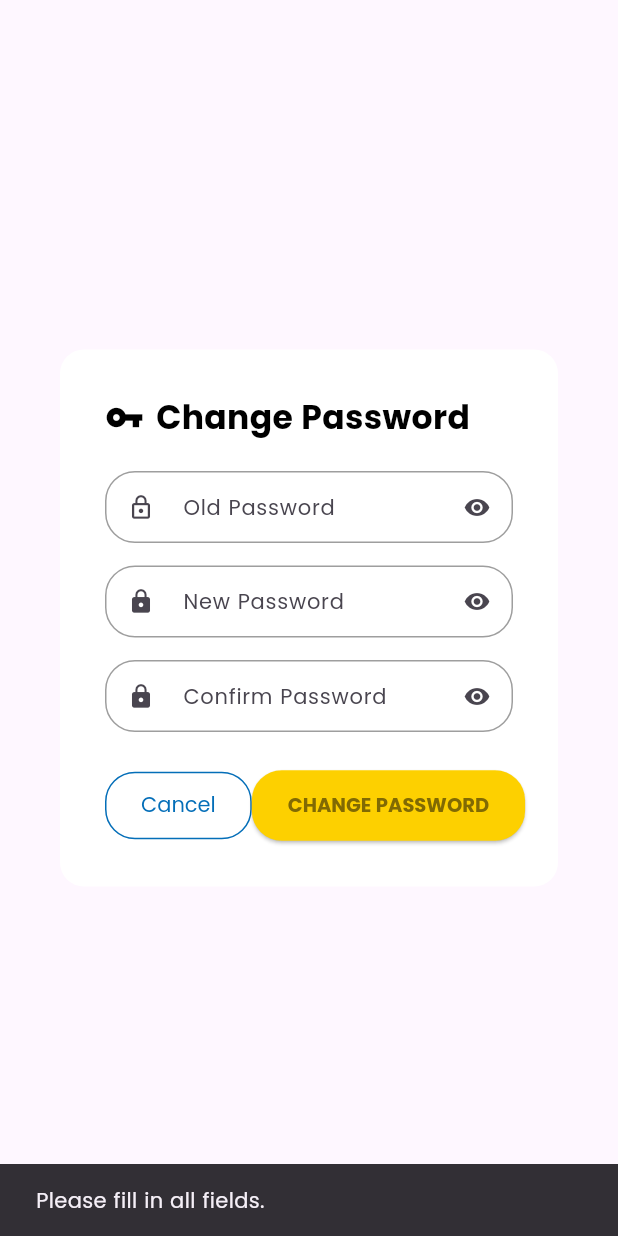
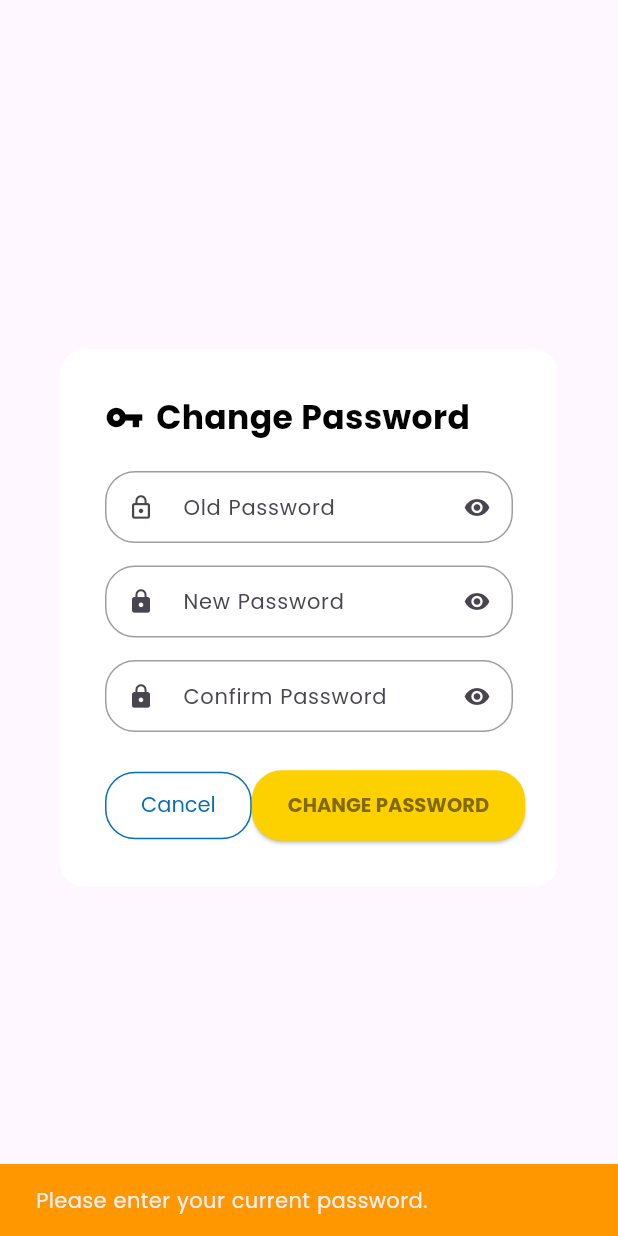
Before and after one commit to APC-SoCIT/APC_2025_2026_T1_MI232_G06-DOST-STARBOOKS-Whiz-Challenge-, a Flutter app: the ChangePasswordDialog widget shown alone on an empty page, opened directly with empty values, after a tap on "CHANGE PASSWORD", on a phone screen of 412 x 824 dp. Run offline on Flutter 3.47's test engine with Material 3 defaults, Android fonts, the phone set to English and light mode, and no system bars; accounts and stored records are empty; network calls fail.

Commit message:
Fixed change password json error (for my end)

```diff
--- a/lib/change_password.dart
+++ b/lib/change_password.dart
@@ -3,7 +3,8 @@ import 'package:http/http.dart' as http;
 import 'dart:convert';
 
 class ChangePasswordDialog extends StatefulWidget {
-  final String userId; // required
+  final String userId;
+
   const ChangePasswordDialog({super.key, required this.userId});
 
   @override
@@ -13,12 +14,23 @@ class ChangePasswordDialog extends StatefulWidget {
 class _ChangePasswordDialogState extends State<ChangePasswordDialog> {
   final TextEditingController oldPasswordController = TextEditingController();
   final TextEditingController newPasswordController = TextEditingController();
-  final TextEditingController confirmPasswordController = TextEditingController();
+  final TextEditingController confirmPasswordController =
+      TextEditingController();
 
   bool showOld = false;
   bool showNew = false;
   bool showConfirm = false;
   bool saving = false;
+
+  final String baseUrl = "http://127.0.0.1:8000";
+
+  @override
+  void dispose() {
+    oldPasswordController.dispose();
+    newPasswordController.dispose();
+    confirmPasswordController.dispose();
+    super.dispose();
+  }
 
   InputDecoration _inputDecoration(String hint, {IconData? icon}) {
     return InputDecoration(
@@ -39,77 +51,25 @@ class _ChangePasswordDialogState extends State<ChangePasswordDialog> {
     );
   }
 
-  Future<void> updatePassword() async {
-    if (newPasswordController.text.isEmpty ||
-        oldPasswordController.text.isEmpty ||
-        confirmPasswordController.text.isEmpty) {
-      ScaffoldMessenger.of(context).showSnackBar(
-        const SnackBar(content: Text("Please fill in all fields.")),
-      );
-      return;
-    }
-
-    if (newPasswordController.text != confirmPasswordController.text) {
-      ScaffoldMessenger.of(context).showSnackBar(
-        const SnackBar(content: Text("Passwords do not match.")),
-      );
-      return;
-    }
-
-    setState(() => saving = true);
-
-    // Store safe references before async call
-    final navigator = Navigator.of(context);
-    final messenger = ScaffoldMessenger.of(context);
-
-    try {
-      final url = Uri.parse("http://127.0.0.1:8000/api/change-password"); // adjust if needed
-
-      final response = await http.post(
-        url,
-        headers: {"Content-Type": "application/json"},
-        body: jsonEncode({
-          "user_id": widget.userId,
-          "old_password": oldPasswordController.text,
-          "new_password": newPasswordController.text,
-        }),
-      );
-
-      if (!mounted) return;
-
-      if (response.statusCode == 200) {
-        navigator.pop(); // close the change password dialog
-        await _showSuccessDialog(); // show success popup
-      } else {
-        final message = jsonDecode(response.body)['message'] ?? "Error occurred.";
-        messenger.showSnackBar(
-          SnackBar(content: Text(message)),
-        );
-      }
-    } catch (e) {
-      if (!mounted) return;
-      messenger.showSnackBar(SnackBar(content: Text("Error: $e")));
-    } finally {
-      if (mounted) setState(() => saving = false);
-    }
-  }
-
   Future<void> _showSuccessDialog() async {
     await showDialog(
       context: context,
+      barrierDismissible: false,
       builder: (BuildContext context) {
         return Dialog(
           backgroundColor: Colors.white,
-          shape: RoundedRectangleBorder(borderRadius: BorderRadius.circular(20)),
+          shape: RoundedRectangleBorder(
+            borderRadius: BorderRadius.circular(20),
+          ),
           child: Container(
             width: 350,
             padding: const EdgeInsets.all(25),
             child: Column(
               mainAxisSize: MainAxisSize.min,
               children: [
-                // ✅ Success image (you can replace with your asset image)
+                // Success image
                 Image.asset(
-                  'assets/images-logo/bird1.png',
+                  'assets/images-logo/success.png',
                   width: 160,
                   height: 160,
                   fit: BoxFit.contain,
@@ -139,7 +99,10 @@ class _ChangePasswordDialogState extends State<ChangePasswordDialog> {
                   style: ElevatedButton.styleFrom(
                     backgroundColor: const Color(0xFFFDD000),
                     foregroundColor: const Color(0xFF816A03),
-                    padding: const EdgeInsets.symmetric(horizontal: 32, vertical: 12),
+                    padding: const EdgeInsets.symmetric(
+                      horizontal: 32,
+                      vertical: 12,
+                    ),
                     shape: RoundedRectangleBorder(
                       borderRadius: BorderRadius.circular(20),
                     ),
@@ -158,6 +121,105 @@ class _ChangePasswordDialogState extends State<ChangePasswordDialog> {
         );
       },
     );
+  }
+
+  Future<void> updatePassword() async {
+    final oldPassword = oldPasswordController.text.trim();
+    final newPassword = newPasswordController.text;
+    final confirmPassword = confirmPasswordController.text;
+
+    // Validation
+    if (oldPassword.isEmpty) {
+      ScaffoldMessenger.of(context).showSnackBar(
+        const SnackBar(
+          content: Text("Please enter your current password."),
+          backgroundColor: Colors.orange,
+        ),
+      );
+      return;
+    }
+
+    if (newPassword.isEmpty) {
+      ScaffoldMessenger.of(context).showSnackBar(
+        const SnackBar(
+          content: Text("Please enter a new password."),
+          backgroundColor: Colors.orange,
+        ),
+      );
+      return;
+    }
+
+    if (newPassword != confirmPassword) {
+      ScaffoldMessenger.of(context).showSnackBar(
+        const SnackBar(
+          content: Text("Passwords do not match."),
+          backgroundColor: Colors.red,
+        ),
+      );
+      return;
+    }
+
+    if (newPassword.length < 6) {
+      ScaffoldMessenger.of(context).showSnackBar(
+        const SnackBar(
+          content: Text("New password must be at least 6 characters."),
+          backgroundColor: Colors.orange,
+        ),
+      );
+      return;
+    }
+
+    setState(() => saving = true);
+
+    try {
+      final response = await http.put(
+        Uri.parse('$baseUrl/api/user/change-password/${widget.userId}'),
+        headers: {'Content-Type': 'application/json'},
+        body: jsonEncode({
+          'old_password': oldPassword,
+          'new_password': newPassword,
+          'new_password_confirmation': confirmPassword,
+        }),
+      );
+
+      if (!mounted) return;
+
+      if (response.statusCode == 200) {
+        final data = jsonDecode(response.body);
+        if (data['success'] == true ||
+            data['message'] == 'Password updated successfully') {
+          // Close the change password dialog
+          Navigator.pop(context);
+          // Show success dialog
+          await _showSuccessDialog();
+        } else {
+          ScaffoldMessenger.of(context).showSnackBar(
+            SnackBar(
+              content: Text(data['message'] ?? "Failed to update password."),
+              backgroundColor: Colors.red,
+            ),
+          );
+        }
+      } else {
+        final data = jsonDecode(response.body);
+        ScaffoldMessenger.of(context).showSnackBar(
+          SnackBar(
+            content: Text(
+              data['message'] ?? "Error updating password. Please try again.",
+            ),
+            backgroundColor: Colors.red,
+          ),
+        );
+      }
+    } catch (e) {
+      if (mounted) {
+        ScaffoldMessenger.of(context).showSnackBar(
+          SnackBar(content: Text('Error: $e'), backgroundColor: Colors.red),
+        );
+      }
+    } finally {
+      if (mounted) setState(() => saving = false);
+    }
   }
 
   @override
@@ -194,9 +256,15 @@ class _ChangePasswordDialogState extends State<ChangePasswordDialog> {
             TextField(
               controller: oldPasswordController,
               obscureText: !showOld,
-              decoration: _inputDecoration("Old Password", icon: Icons.lock_outline).copyWith(
+              decoration:
+                  _inputDecoration(
+                    "Old Password",
+                    icon: Icons.lock_outline,
+                  ).copyWith(
                     suffixIcon: IconButton(
-                  icon: Icon(showOld ? Icons.visibility_off : Icons.visibility),
+                      icon: Icon(
+                        showOld ? Icons.visibility_off : Icons.visibility,
+                      ),
                       onPressed: () => setState(() => showOld = !showOld),
                     ),
                   ),
@@ -207,9 +275,12 @@ class _ChangePasswordDialogState extends State<ChangePasswordDialog> {
             TextField(
               controller: newPasswordController,
               obscureText: !showNew,
-              decoration: _inputDecoration("New Password", icon: Icons.lock).copyWith(
+              decoration: _inputDecoration("New Password", icon: Icons.lock)
+                  .copyWith(
                     suffixIcon: IconButton(
-                  icon: Icon(showNew ? Icons.visibility_off : Icons.visibility),
+                      icon: Icon(
+                        showNew ? Icons.visibility_off : Icons.visibility,
+                      ),
                       onPressed: () => setState(() => showNew = !showNew),
                     ),
                   ),
@@ -220,10 +291,14 @@ class _ChangePasswordDialogState extends State<ChangePasswordDialog> {
             TextField(
               controller: confirmPasswordController,
               obscureText: !showConfirm,
-              decoration: _inputDecoration("Confirm Password", icon: Icons.lock).copyWith(
+              decoration: _inputDecoration("Confirm Password", icon: Icons.lock)
+                  .copyWith(
                     suffixIcon: IconButton(
-                  icon: Icon(showConfirm ? Icons.visibility_off : Icons.visibility),
-                  onPressed: () => setState(() => showConfirm = !showConfirm),
+                      icon: Icon(
+                        showConfirm ? Icons.visibility_off : Icons.visibility,
+                      ),
+                      onPressed: () =>
+                          setState(() => showConfirm = !showConfirm),
                     ),
                   ),
             ),
@@ -239,8 +314,14 @@ class _ChangePasswordDialogState extends State<ChangePasswordDialog> {
                   onPressed: () => Navigator.pop(context),
                   style: TextButton.styleFrom(
                     foregroundColor: const Color(0xFF046EB8),
-                    padding: const EdgeInsets.symmetric(horizontal: 24, vertical: 12),
-                    textStyle: const TextStyle(fontFamily: 'Poppins', fontSize: 14),
+                    padding: const EdgeInsets.symmetric(
+                      horizontal: 24,
+                      vertical: 12,
+                    ),
+                    textStyle: const TextStyle(
+                      fontFamily: 'Poppins',
+                      fontSize: 14,
+                    ),
                     side: const BorderSide(color: Color(0xFF046EB8), width: 1),
                     shape: RoundedRectangleBorder(
                       borderRadius: BorderRadius.circular(20),
@@ -254,7 +335,10 @@ class _ChangePasswordDialogState extends State<ChangePasswordDialog> {
                   style: ElevatedButton.styleFrom(
                     backgroundColor: const Color(0xFFFDD000),
                     foregroundColor: const Color(0xFF816A03),
-                    padding: const EdgeInsets.symmetric(horizontal: 24, vertical: 14),
+                    padding: const EdgeInsets.symmetric(
+                      horizontal: 24,
+                      vertical: 14,
+                    ),
                     textStyle: const TextStyle(
                       fontFamily: 'Poppins',
                       fontSize: 13,
@@ -269,7 +353,12 @@ class _ChangePasswordDialogState extends State<ChangePasswordDialog> {
                       ? const SizedBox(
                           width: 20,
                           height: 20,
-                    child: CircularProgressIndicator(strokeWidth: 2),
+                          child: CircularProgressIndicator(
+                            strokeWidth: 2,
+                            valueColor: AlwaysStoppedAnimation<Color>(
+                              Color(0xFF816A03),
+                            ),
+                          ),
                         )
                       : const Text('CHANGE PASSWORD'),
                 ),
```
Lines whose indentation alone changed are shown as unchanged.
